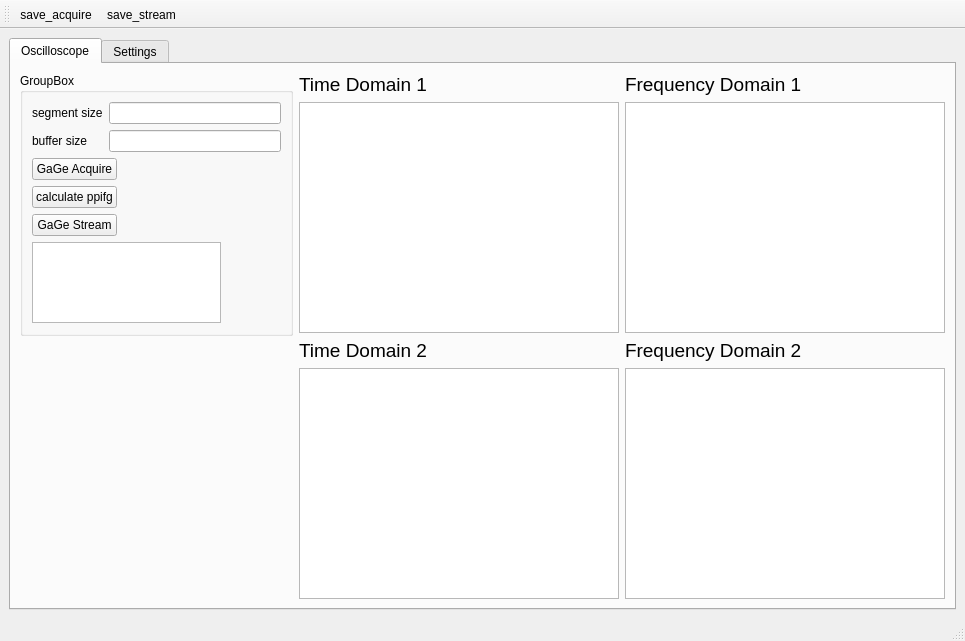
UCBoulder/GaGe_Digitzer_Python, file main_window/form.ui: the form before one commit.
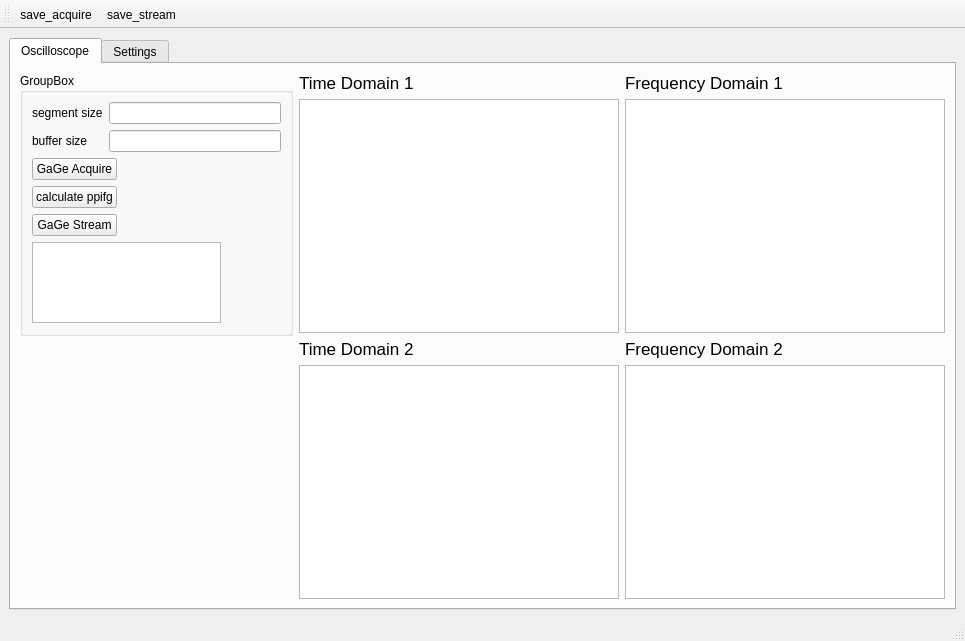
The form after the commit. Icons and pictures are not drawn. Custom widgets are drawn as their Qt base class.

```diff
--- a/main_window/form.ui
+++ b/main_window/form.ui
@@ -110,7 +110,7 @@
            <widget class="QLabel" name="label">
             <property name="font">
              <font>
-              <pointsize>14</pointsize>
+              <pointsize>13</pointsize>
              </font>
             </property>
             <property name="text">
@@ -122,7 +122,7 @@
            <widget class="QLabel" name="label_5">
             <property name="font">
              <font>
-              <pointsize>14</pointsize>
+              <pointsize>13</pointsize>
              </font>
             </property>
             <property name="text">
@@ -140,7 +140,7 @@
            <widget class="QLabel" name="label_4">
             <property name="font">
              <font>
-              <pointsize>14</pointsize>
+              <pointsize>13</pointsize>
              </font>
             </property>
             <property name="text">
@@ -152,7 +152,7 @@
            <widget class="QLabel" name="label_6">
             <property name="font">
              <font>
-              <pointsize>14</pointsize>
+              <pointsize>13</pointsize>
              </font>
             </property>
             <property name="text">
```
Left out of the diff: 4 changed lines with no effect on the pictures.
